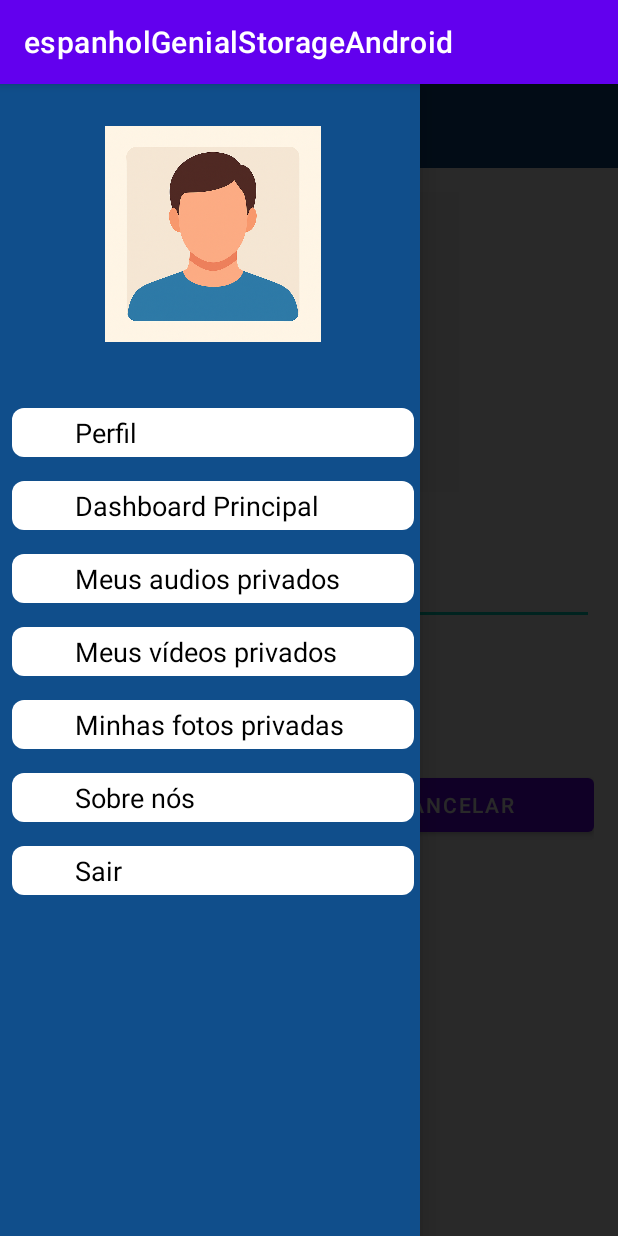
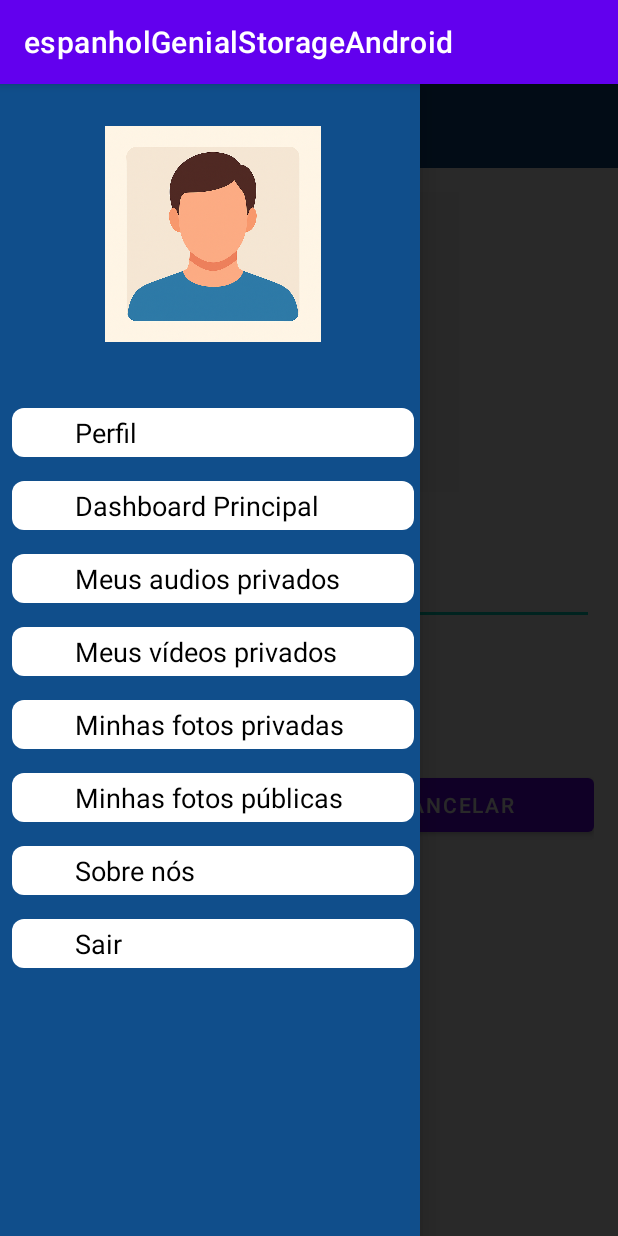
Before and after one commit to GabrielGPertile/espanholGenialStorageAndroid, an Android app: the CreateAudioStorageActivity screen opened directly, with no data from a screen before it, with the side drawer open, on a phone screen of 412 x 824 dp. Run offline under Robolectric (Android 15) with nearby library versions, the phone set to English and light mode, and no system bars; our stand-ins replace Firebase (no records; nobody signed in at launch, a user with empty details on screens opened directly).

Commit message:
feat: Adicionando o icone das fotos publicas no menu lateral

```diff
--- a/app/src/main/res/menu/drawer_menu.xml
+++ b/app/src/main/res/menu/drawer_menu.xml
@@ -17,9 +17,14 @@
     <item
         android:id="@+id/menu_dashboard_meusVideosPrivados"
         android:title="Meus vídeos privados" />
+
     <item
         android:id="@+id/menu_dashboard_minhasFotosPrivadas"
         android:title="Minhas fotos privadas" />
+
+    <item
+        android:id="@+id/menu_dashboard_minhasFotosPublicas"
+        android:title="Minhas fotos públicas" />
 
     <item
         android:id="@+id/menu_SobreNos"
```
